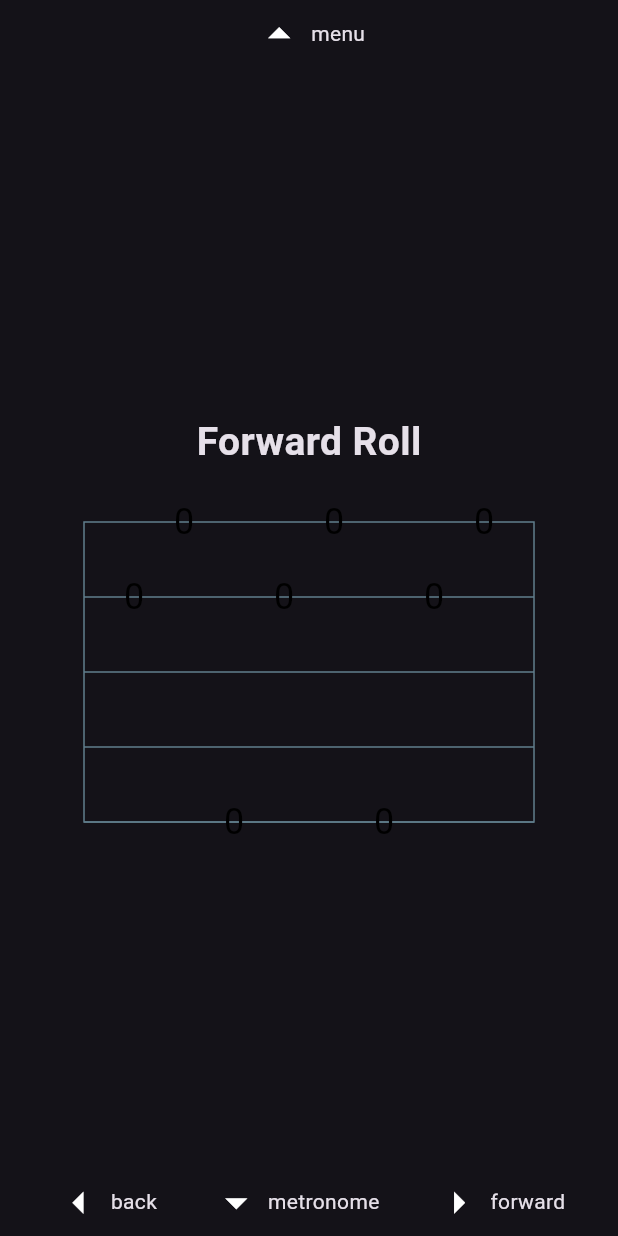
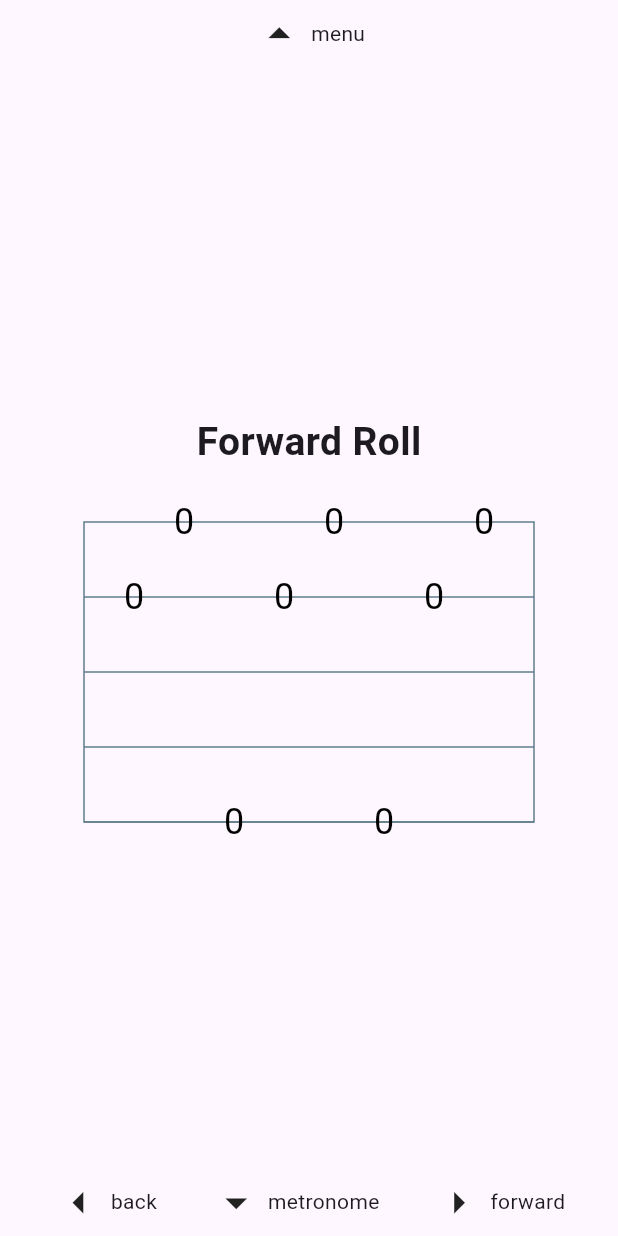
Before and after one commit to eighty4/picking, a Flutter app: the screen it shows after launch, on a phone screen of 412 x 824 dp. Run offline on Flutter 3.47's test engine with Material 2 defaults, Android fonts, the phone set to English and light mode, and no system bars; our stand-ins replace flutter_svg, google_fonts.

Commit message:
use device brightness setting (dark/light) and device screen aware padding

```diff
--- a/lib/tv.dart
+++ b/lib/tv.dart
@@ -35,8 +35,20 @@ class TvApp extends StatelessWidget {
   @override
   Widget build(BuildContext context) {
     return MaterialApp(
-        theme: ThemeData.dark(useMaterial3: true),
-        home: const Scaffold(body: UI()));
+        theme: ThemeData.light(useMaterial3: true),
+        darkTheme: ThemeData.dark(useMaterial3: true),
+        home: const ScreenWidget(child: UI()));
+  }
+}
+
+class ScreenWidget extends StatelessWidget {
+  final Widget child;
+
+  const ScreenWidget({Key? key, required this.child}) : super(key: key);
+
+  @override
+  Widget build(BuildContext context) {
+    return Scaffold(body: SafeArea(child: child));
   }
 }
 
```
